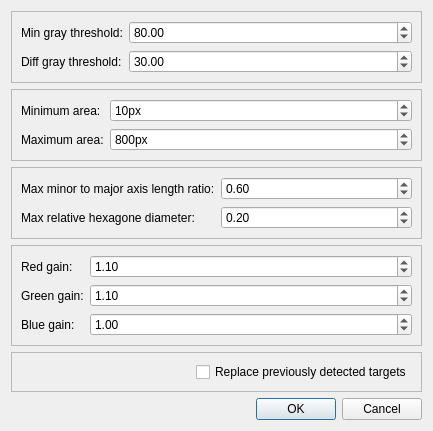
Above: libs/gui/hexagonaltargetdetectionoptionsdialog.ui from french-paragon/steviapp before the change. Below: the same form after it.
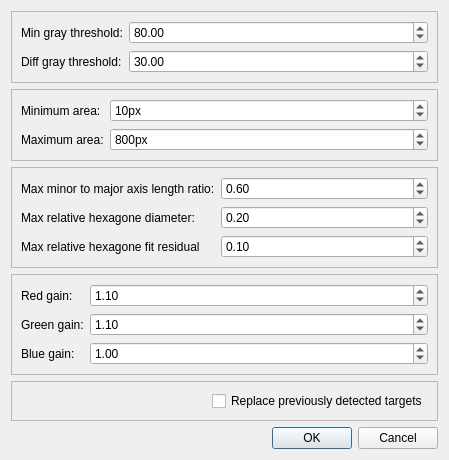
That is the form after the change.

Commit message: Add the hexagone fit relative residual as parameter to the hexagonal target detection options.

Patch:
```diff
--- a/libs/gui/hexagonaltargetdetectionoptionsdialog.ui
+++ b/libs/gui/hexagonaltargetdetectionoptionsdialog.ui
@@ -6,8 +6,8 @@
    <rect>
     <x>0</x>
     <y>0</y>
-    <width>433</width>
-    <height>402</height>
+    <width>449</width>
+    <height>429</height>
    </rect>
   </property>
   <property name="windowTitle">
@@ -146,6 +146,26 @@
         </property>
        </widget>
       </item>
+      <item row="2" column="1">
+       <widget class="QDoubleSpinBox" name="hexRelMaxResSpinBox">
+        <property name="maximum">
+         <double>1.000000000000000</double>
+        </property>
+        <property name="singleStep">
+         <double>0.050000000000000</double>
+        </property>
+        <property name="value">
+         <double>0.100000000000000</double>
+        </property>
+       </widget>
+      </item>
+      <item row="2" column="0">
+       <widget class="QLabel" name="hexRelMaxResLabel">
+        <property name="text">
+         <string>Max relative hexagone fit residual</string>
+        </property>
+       </widget>
+      </item>
      </layout>
     </widget>
    </item>
```
Left out of the diff: 15 changed lines with no effect on the pictures. The commit also changes 3 other files.
